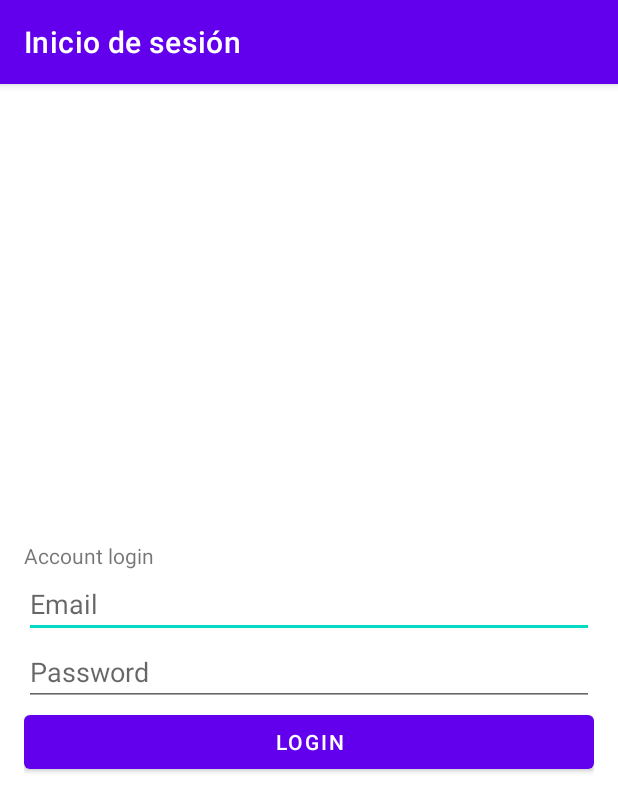
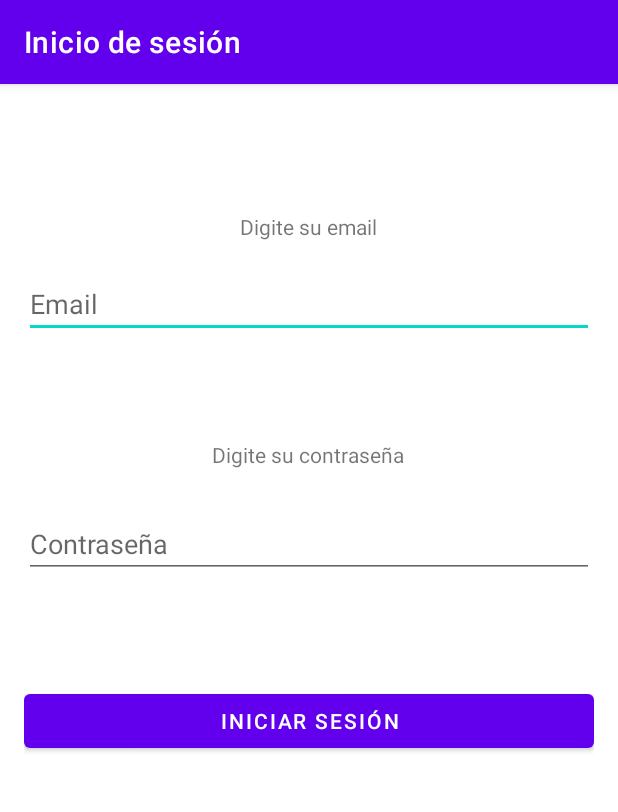
Before and after one commit to Lawliet25/TallerPractico2DSM, an Android app: the screen it shows after launch (LoginActivity), on a phone screen of 412 x 824 dp. Shown: the top 812 px of the screen. Run offline under Robolectric (Android 15) with nearby library versions, the phone set to English and light mode, and no system bars; our stand-ins replace Firebase (no records; nobody signed in at launch, a user with empty details on screens opened directly).

Commit message:
Refactorización de código y diseño de interfaz

```diff
--- a/app/src/main/AndroidManifest.xml
+++ b/app/src/main/AndroidManifest.xml
@@ -20,9 +20,6 @@
             </intent-filter>
         </activity>
         <activity
-            android:name=".RegistroActivity"
-            android:exported="false" />
-        <activity
             android:name=".SalarioActivity"
             android:exported="false" />
         <activity
--- a/app/src/main/java/com/example/tallerpractico2dsm/MainActivity.kt
+++ b/app/src/main/java/com/example/tallerpractico2dsm/MainActivity.kt
@@ -11,8 +11,6 @@ import android.widget.Button
 import android.widget.Toast
 
 class MainActivity : AppCompatActivity() {
-    private var loginBtn: Button? = null
-    private var singupBtn: Button? = null
 
     override fun onCreate(savedInstanceState: Bundle?) {
         super.onCreate(savedInstanceState)
--- a/app/src/main/java/com/example/tallerpractico2dsm/PromedioActivity.kt
+++ b/app/src/main/java/com/example/tallerpractico2dsm/PromedioActivity.kt
@@ -13,7 +13,7 @@ class PromedioActivity : AppCompatActivity() {
         setContentView(R.layout.activity_promedio)
         setTitle("Promedio de un estudiante")
     }
-    /** Menu creation and actions */
+
     override fun onCreateOptionsMenu(menu: Menu?): Boolean {
         menuInflater.inflate(R.menu.menu_muestra, menu)
         return true
--- a/app/src/main/java/com/example/tallerpractico2dsm/SalarioActivity.kt
+++ b/app/src/main/java/com/example/tallerpractico2dsm/SalarioActivity.kt
@@ -14,7 +14,6 @@ class SalarioActivity : AppCompatActivity() {
         setTitle("Calculadora salarial")
     }
 
-    /** Menu creation and actions */
     override fun onCreateOptionsMenu(menu: Menu?): Boolean {
         menuInflater.inflate(R.menu.menu_muestra, menu)
         return true
--- a/app/src/main/res/layout/activity_login.xml
+++ b/app/src/main/res/layout/activity_login.xml
@@ -1,5 +1,5 @@
 <?xml version="1.0" encoding="utf-8"?>
-<LinearLayout xmlns:android="http://schemas.android.com/apk/res/android"
+<androidx.constraintlayout.widget.ConstraintLayout xmlns:android="http://schemas.android.com/apk/res/android"
     xmlns:app="http://schemas.android.com/apk/res-auto"
     xmlns:tools="http://schemas.android.com/tools"
     android:layout_width="match_parent"
@@ -10,31 +10,64 @@
     tools:context=".LoginActivity">
 
     <TextView
+        android:id="@+id/textView6"
         android:layout_width="wrap_content"
         android:layout_height="wrap_content"
-        android:text="Account login"/>
+        android:text="Digite su email"
+        app:layout_constraintBottom_toTopOf="@+id/email"
+        app:layout_constraintEnd_toEndOf="parent"
+        app:layout_constraintHorizontal_bias="0.498"
+        app:layout_constraintStart_toStartOf="parent"
+        app:layout_constraintTop_toTopOf="parent"
+        app:layout_constraintVertical_bias="0.78" />
+
     <EditText
         android:id="@+id/email"
         android:layout_width="match_parent"
         android:layout_height="wrap_content"
-        android:hint="Email" />
+        android:layout_marginTop="108dp"
+        android:hint="Email"
+        app:layout_constraintEnd_toEndOf="parent"
+        app:layout_constraintStart_toStartOf="parent"
+        app:layout_constraintTop_toTopOf="parent" />
 
     <EditText
         android:id="@+id/password"
         android:layout_width="match_parent"
         android:layout_height="wrap_content"
-        android:hint="Password"
-        android:inputType="textPassword" />
+        android:layout_marginTop="268dp"
+        android:hint="Contraseña"
+        android:inputType="textPassword"
+        app:layout_constraintEnd_toEndOf="parent"
+        app:layout_constraintHorizontal_bias="1.0"
+        app:layout_constraintStart_toStartOf="parent"
+        app:layout_constraintTop_toTopOf="parent" />
 
     <Button
         android:id="@+id/login"
         android:layout_width="match_parent"
         android:layout_height="wrap_content"
-        android:text="Login" />
+        android:text="Iniciar sesión"
+        app:layout_constraintBottom_toBottomOf="parent"
+        app:layout_constraintEnd_toEndOf="parent"
+        app:layout_constraintStart_toStartOf="parent"
+        app:layout_constraintTop_toTopOf="parent"
+        app:layout_constraintVertical_bias="0.559" />
 
     <ProgressBar
         android:id="@+id/progressBar"
         android:layout_width="wrap_content"
         android:layout_height="wrap_content"
         android:visibility="gone" />
-</LinearLayout>
+
+    <TextView
+        android:id="@+id/textView5"
+        android:layout_width="wrap_content"
+        android:layout_height="wrap_content"
+        android:layout_marginTop="68dp"
+        android:text="Digite su contraseña"
+        app:layout_constraintEnd_toEndOf="parent"
+        app:layout_constraintHorizontal_bias="0.498"
+        app:layout_constraintStart_toStartOf="parent"
+        app:layout_constraintTop_toBottomOf="@+id/email" />
+</androidx.constraintlayout.widget.ConstraintLayout>
--- a/app/src/main/res/menu/menu_muestra.xml
+++ b/app/src/main/res/menu/menu_muestra.xml
@@ -4,7 +4,7 @@
     xmlns:app="http://schemas.android.com/apk/res-auto">
 
     <item android:id="@+id/menu"
-        android:title="Menú inicial"
+        android:title="Cerrar sesión"
         app:showAsAction="never"
         />
     <item android:id="@+id/opcion1"
```
Also changed, not shown: app/src/main/java/com/example/tallerpractico2dsm/RegistroActivity.kt (deleted, +0 -11 lines), app/src/main/res/layout/activity_main.xml (+1 -14 lines), app/src/main/res/layout/activity_registro.xml (deleted, +0 -42 lines).
